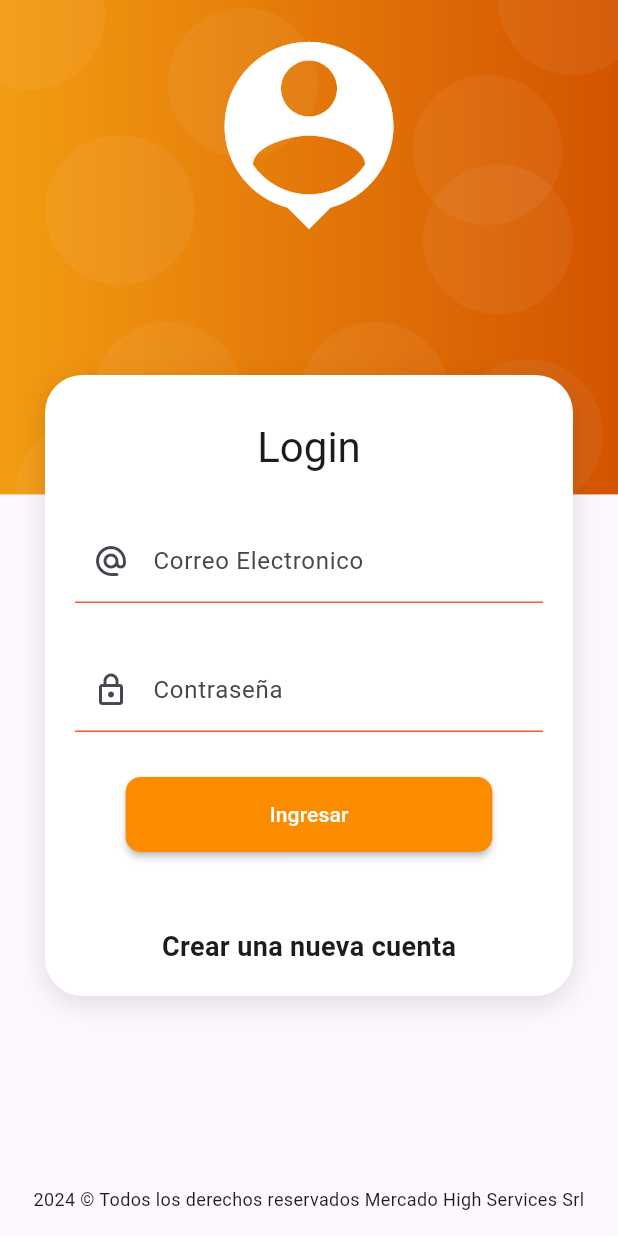
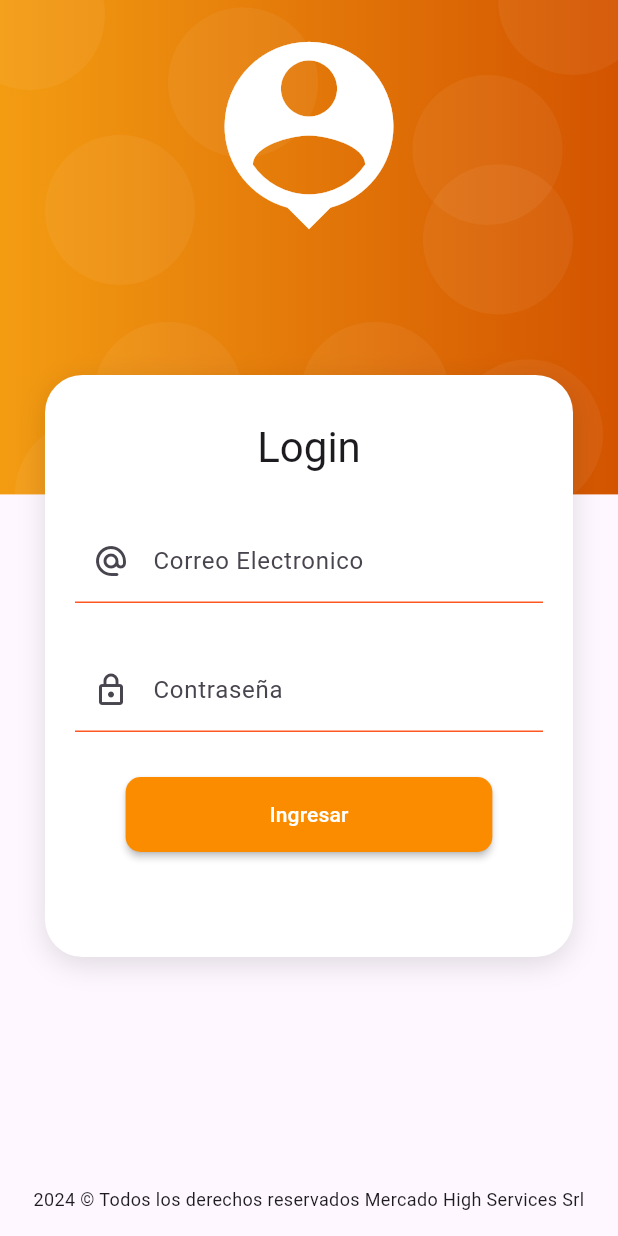
Before and after one commit to MHS-SRL/InterfaceProduccion, a Flutter app: the screen it shows after launch, on a phone screen of 412 x 824 dp. Run offline on Flutter 3.47's test engine with Material 3 defaults, Android fonts, the phone set to English and light mode, and no system bars; our stand-ins replace fl_chart.

Commit message:
Un cambio del login se le quieto crear nueva cuenta y la ventana crear ordenes

```diff
--- a/lib/screens/crear_ordenes_screen.dart
+++ b/lib/screens/crear_ordenes_screen.dart
@@ -315,7 +315,6 @@ class CrearOrdenesScreen extends StatelessWidget {
                         icon: const Icon(Icons.save, size: 50),
                         onPressed: () {
                           // Lógica para guardar
-                          print('Guardar');
                         },
                       ),
                       const Text('Guardar'),
@@ -328,7 +327,6 @@ class CrearOrdenesScreen extends StatelessWidget {
                         onPressed: () {
                           // Lógica para cancelar
                           Navigator.pop(context);
-                          print('Cancelar');
                         },
                       ),
                       const Text('Cancelar'),
--- a/lib/screens/login_screen.dart
+++ b/lib/screens/login_screen.dart
@@ -111,11 +111,7 @@ class LoginScreen extends StatelessWidget {
                     ],
                   ),
                 ),
-                const SizedBox(height: 50),
-                const Text(
-                  'Crear una nueva cuenta',
-                  style: TextStyle(fontSize: 18, fontWeight: FontWeight.bold),
-                ),
+                const SizedBox(height: 50)
               ],
             ),
           ),
```
